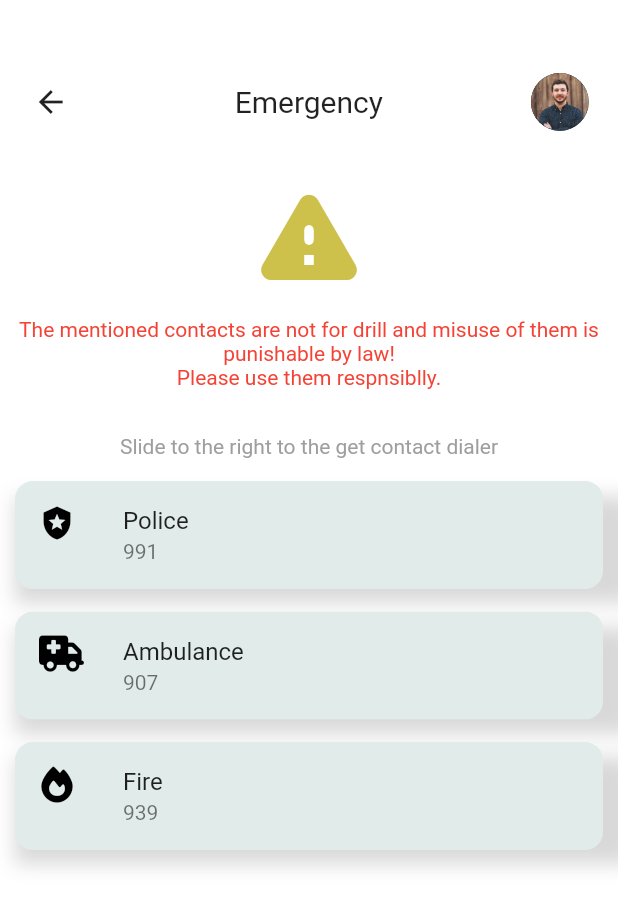
After one commit to ahaduk/Crime_Alert, a Flutter app: the EmergencyPage screen opened directly, on a phone screen of 412 x 824 dp. The commit adds this screen. Shown: the top 908 px of the screen. Run offline on Flutter 3.47's test engine with Material 2 defaults, Android fonts, the light colour scheme and no system bars; drawn by our look-alikes of flutter_slidable; our stand-ins replace cloud_firestore, firebase_auth, firebase_core, firebase_storage, font_awesome_flutter, geolocator and 3 more; missing offline and left inert: flutter_phone_direct_caller; accounts and stored records are empty.

Commit message:
Stable posting of alerts, calculates distance of report location, emergency contacts added, initilizes new user when new users login

```diff
--- /dev/null
+++ b/lib/pages/emergency_contacts/emergency_contacts.dart
@@ -0,0 +1,186 @@
+import 'package:crime_alert/components/user_profile_avatar.dart';
+import 'package:crime_alert/pages/setting/settings.dart';
+import 'package:crime_alert/utility/dimensions.dart';
+import 'package:flutter/material.dart';
+import 'package:flutter_phone_direct_caller/flutter_phone_direct_caller.dart';
+import 'package:flutter_slidable/flutter_slidable.dart';
+import 'package:font_awesome_flutter/font_awesome_flutter.dart';
+import 'package:get/get.dart';
+
+class EmergencyPage extends StatelessWidget {
+  const EmergencyPage({Key? key}) : super(key: key);
+  final number = '0944751027';
+  @override
+  Widget build(BuildContext context) {
+    return Scaffold(
+      body: Wrap(
+        runSpacing: 15,
+        children: [
+          Container(
+            margin: EdgeInsets.only(
+                top: Dimensions.height45, bottom: Dimensions.width10),
+            padding: EdgeInsets.only(
+                left: Dimensions.width10, right: Dimensions.width20),
+            child: Row(
+              mainAxisAlignment: MainAxisAlignment.spaceBetween,
+              children: [
+                IconButton(
+                    onPressed: () {
+                      Get.back(result: () => const SettingsPage());
+                    },
+                    icon: const Icon(Icons.arrow_back)),
+                const Text(
+                  "Emergency",
+                  style: TextStyle(fontSize: 20),
+                ),
+                const Center(child: UserProfileAvatar())
+              ],
+            ),
+          ),
+          const Center(
+            child: Icon(
+              Icons.warning_rounded,
+              size: 80,
+              color: Color.fromARGB(255, 205, 192, 75),
+            ),
+          ),
+          Center(
+              child: Column(
+            children: const [
+              Padding(
+                padding: EdgeInsets.symmetric(horizontal: 10),
+                child: Text(
+                  "The mentioned contacts are not for drill and misuse of them is punishable by law!\nPlease use them respnsiblly.",
+                  textAlign: TextAlign.center,
+                  style: TextStyle(color: Colors.red),
+                ),
+              ),
+              SizedBox(height: 30),
+              Text(
+                "Slide to the right to the get contact dialer",
+                style: TextStyle(color: Colors.grey),
+              )
+            ],
+          )),
+          Container(
+            padding: const EdgeInsets.only(left: 10, right: 10),
+            decoration: BoxDecoration(boxShadow: [
+              BoxShadow(
+                color: Colors.grey.withOpacity(0.4),
+                offset: const Offset(10, 10),
+                blurRadius: 10,
+              )
+            ]),
+            child: ClipRRect(
+              borderRadius: BorderRadius.circular(12),
+              child: Slidable(
+                  startActionPane: ActionPane(
+                    motion: const StretchMotion(),
+                    children: [
+                      SlidableAction(
+                        onPressed: ((context) async {
+                          await FlutterPhoneDirectCaller.callNumber(number);
+                        }),
+                        icon: Icons.call,
+                        backgroundColor: Colors.green,
+                      )
+                    ],
+                  ),
+                  child: Container(
+                    decoration: const BoxDecoration(
+                      color: Color.fromARGB(255, 225, 235, 234),
+                    ),
+                    child: const ListTile(
+                      title: Text("Police"),
+                      subtitle: Text("991"),
+                      leading: Icon(
+                        Icons.local_police,
+                        color: Color.fromARGB(255, 0, 0, 0),
+                      ),
+                    ),
+                  )),
+            ),
+          ),
+          Container(
+            padding: const EdgeInsets.only(left: 10, right: 10),
+            decoration: BoxDecoration(boxShadow: [
+              BoxShadow(
+                color: Colors.grey.withOpacity(0.4),
+                offset: const Offset(10, 10),
+                blurRadius: 10,
+              )
+            ]),
+            child: ClipRRect(
+              borderRadius: BorderRadius.circular(12),
+              child: Slidable(
+                  startActionPane: ActionPane(
+                    motion: const StretchMotion(),
+                    children: [
+                      SlidableAction(
+                        onPressed: ((context) async {
+                          await FlutterPhoneDirectCaller.callNumber(number);
+                        }),
+                        icon: Icons.call,
+                        backgroundColor: Colors.green,
+                      )
+                    ],
+                  ),
+                  child: Container(
+                    decoration: const BoxDecoration(
+                      color: Color.fromARGB(255, 225, 235, 234),
+                    ),
+                    child: const ListTile(
+                      title: Text("Ambulance"),
+                      subtitle: Text("907"),
+                      leading: Icon(
+                        FontAwesomeIcons.truckMedical,
+                        color: Color.fromARGB(255, 0, 0, 0),
+                      ),
+                    ),
+                  )),
+            ),
+          ),
+          Container(
+            padding: const EdgeInsets.only(left: 10, right: 10),
+            decoration: BoxDecoration(boxShadow: [
+              BoxShadow(
+                color: Colors.grey.withOpacity(0.4),
+                offset: const Offset(10, 10),
+                blurRadius: 10,
+              )
+            ]),
+            child: ClipRRect(
+              borderRadius: BorderRadius.circular(12),
+              child: Slidable(
+                  startActionPane: ActionPane(
+                    motion: const StretchMotion(),
+                    children: [
+                      SlidableAction(
+                        onPressed: ((context) async {
+                          await FlutterPhoneDirectCaller.callNumber(number);
+                        }),
+                        icon: Icons.call,
+                        backgroundColor: Colors.green,
+                      )
+                    ],
+                  ),
+                  child: Container(
+                    decoration: const BoxDecoration(
+                      color: Color.fromARGB(255, 225, 235, 234),
+                    ),
+                    child: const ListTile(
+                      title: Text("Fire"),
+                      subtitle: Text("939"),
+                      leading: Icon(
+                        FontAwesomeIcons.fire,
+                        color: Color.fromARGB(255, 0, 0, 0),
+                      ),
+                    ),
+                  )),
+            ),
+          ),
+        ],
+      ),
+    );
+  }
+}
--- a/lib/pages/setting/settings.dart
+++ b/lib/pages/setting/settings.dart
@@ -1,8 +1,10 @@
 import 'package:crime_alert/components/no_account_text.dart';
+import 'package:crime_alert/pages/emergency_contacts/emergency_contacts.dart';
 import 'package:crime_alert/resources/auth_methods.dart';
 import 'package:crime_alert/utility/utils.dart';
 import 'package:firebase_auth/firebase_auth.dart';
 import 'package:flutter/material.dart';
+import 'package:get/get.dart';
 
 import '../../components/user_profile_card.dart';
 import '../../utility/colors.dart';
@@ -99,7 +101,7 @@ class _SettingsPageState extends State<SettingsPage> {
                   ListTile(
                     contentPadding: const EdgeInsets.all(0),
                     leading: const Icon(
-                      Icons.notifications_active_outlined,
+                      Icons.warning_rounded,
                       size: 26,
                       color: AppColors.iconColor1,
                     ),
@@ -109,11 +111,13 @@ class _SettingsPageState extends State<SettingsPage> {
                       color: AppColors.iconColor2,
                     ),
                     title: BigText(
-                      text: "Emergency",
+                      text: "Emergency Contacts",
                       size: Dimensions.font16,
                       color: AppColors.textColor,
                     ),
-                    onTap: () {},
+                    onTap: () {
+                      Get.to(() => const EmergencyPage());
+                    },
                   ),
                   // Privacy
                   ListTile(
--- a/lib/resources/auth_methods.dart
+++ b/lib/resources/auth_methods.dart
@@ -1,3 +1,4 @@
+import 'package:crime_alert/resources/firestore_methods.dart';
 import 'package:firebase_auth/firebase_auth.dart';
 
 class AuthMethods {
@@ -24,6 +25,11 @@ class AuthMethods {
     try {
       await _auth.signInWithCredential(credential);
       res = "Successfully signed in";
+      if (!FireStoreMethods().checkIfUserExists(_auth.currentUser!.uid)) {
+        //If user does not exist initialize data
+        FireStoreMethods().initializeUserData(
+            _auth.currentUser!.uid, _auth.currentUser!.phoneNumber!);
+      }
     } on FirebaseAuthException catch (err) {
       if (err.code == 'invalid-verification-code') {
         res = 'The entered code is invalid';
--- a/pubspec.yaml
+++ b/pubspec.yaml
@@ -36,6 +36,9 @@ dependencies:
   firebase_storage: ^10.2.6
   google_maps_flutter: ^2.1.6
   geolocator: ^8.2.1
+  flutter_slidable: ^1.3.0
+  font_awesome_flutter: ^10.1.0
+  flutter_phone_direct_caller: ^2.1.1
   image_picker: ^0.8.4+6
   animated_text_kit: ^4.2.1
   # The following adds the Cupertino Icons font to your application.
```
Also changed, not shown: lib/model/post_model.dart (added, +31 -0 lines), lib/pages/post alert/post_alert.dart (+76 -34 lines), lib/pages/stats/statistics_page.dart (+1 -10 lines), lib/resources/firestore_methods.dart (added, +62 -0 lines), lib/resources/storage_methods.dart (added, +22 -0 lines), lib/utility/utils.dart (+14 -3 lines), pubspec.lock.
